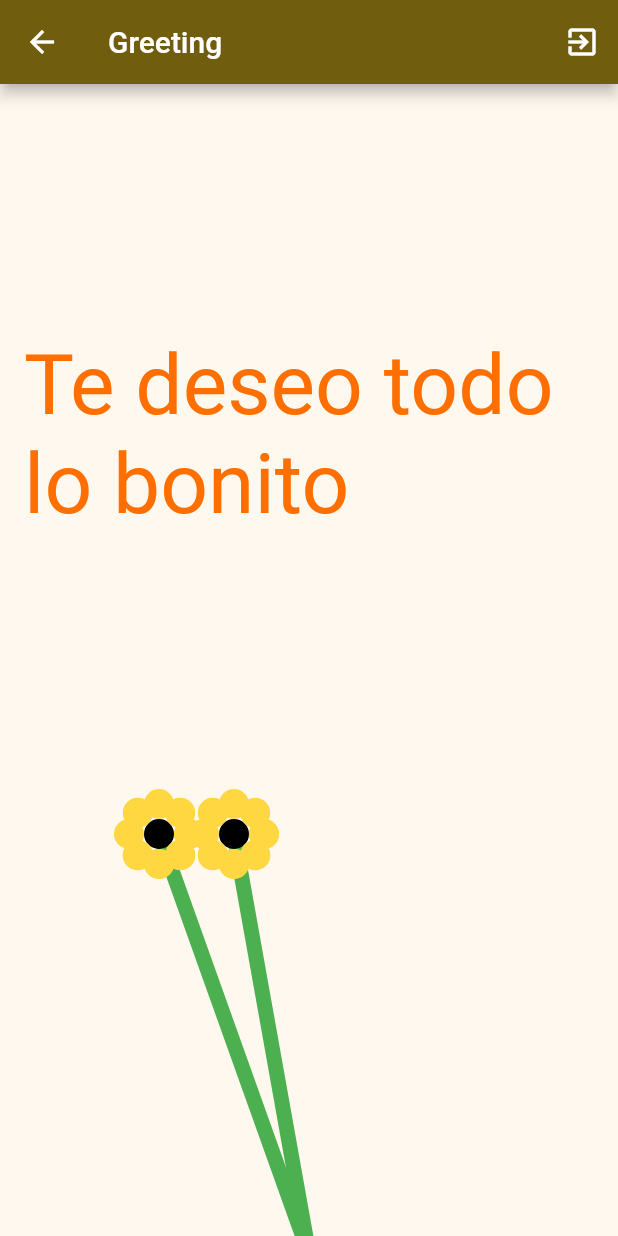
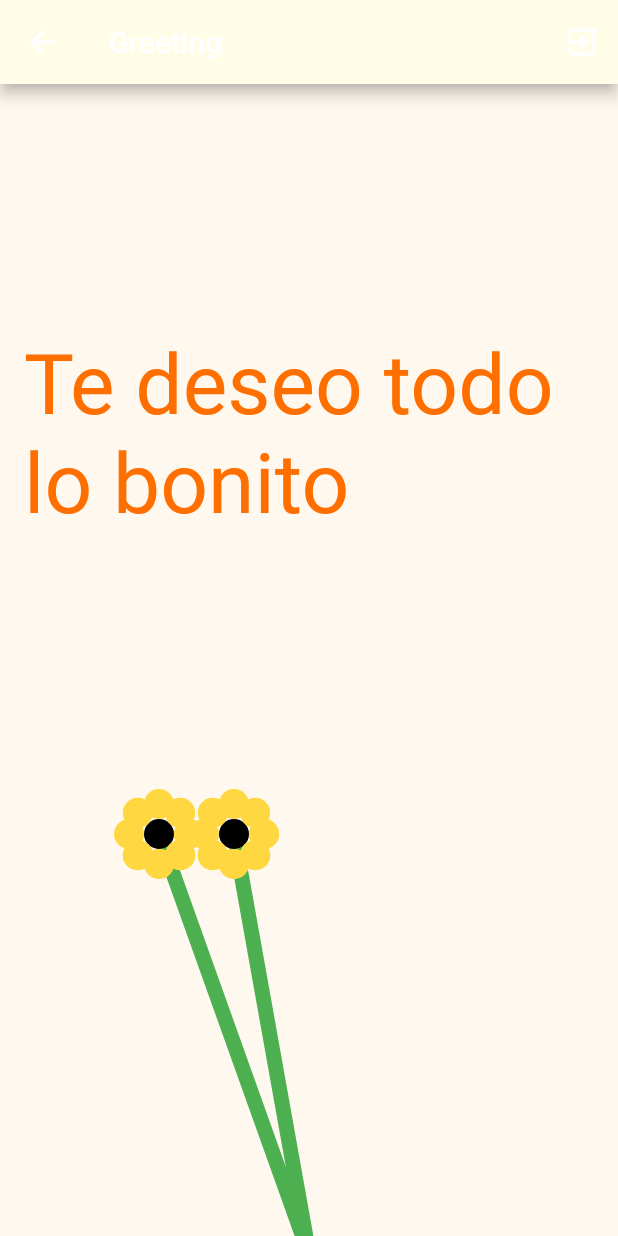
Before and after one commit to SamaritanoDev/appflower, a Flutter app: the screen it shows after launch, after a tap on the "more vert" icon, on a phone screen of 412 x 824 dp. Run offline on Flutter 3.47's test engine with Material 2 defaults, Android fonts, the light colour scheme and no system bars; drawn by our look-alikes of animated_text_kit.

Commit message:
appBar color

```diff
--- a/lib/widgets/pages/greeting_page.dart
+++ b/lib/widgets/pages/greeting_page.dart
@@ -9,6 +9,7 @@ class GreetingPage extends StatelessWidget {
   Widget build(BuildContext context) {
     return Scaffold(
       appBar: AppBar(
+        backgroundColor: Colors.yellow[50],
         title: const Text('Greeting'),
         actions: <Widget>[
           IconButton(
--- a/lib/widgets/pages/home_page.dart
+++ b/lib/widgets/pages/home_page.dart
@@ -7,7 +7,10 @@ class HomePage extends StatelessWidget {
   Widget build(BuildContext context) {
     return Scaffold(
       appBar: AppBar(
-        title: const Text('21 September'),
+        backgroundColor: Colors.yellow[50],
+        title: const Text(
+          '21 September',
+        ),
       ),
       body: Center(
         child: Column(
```
